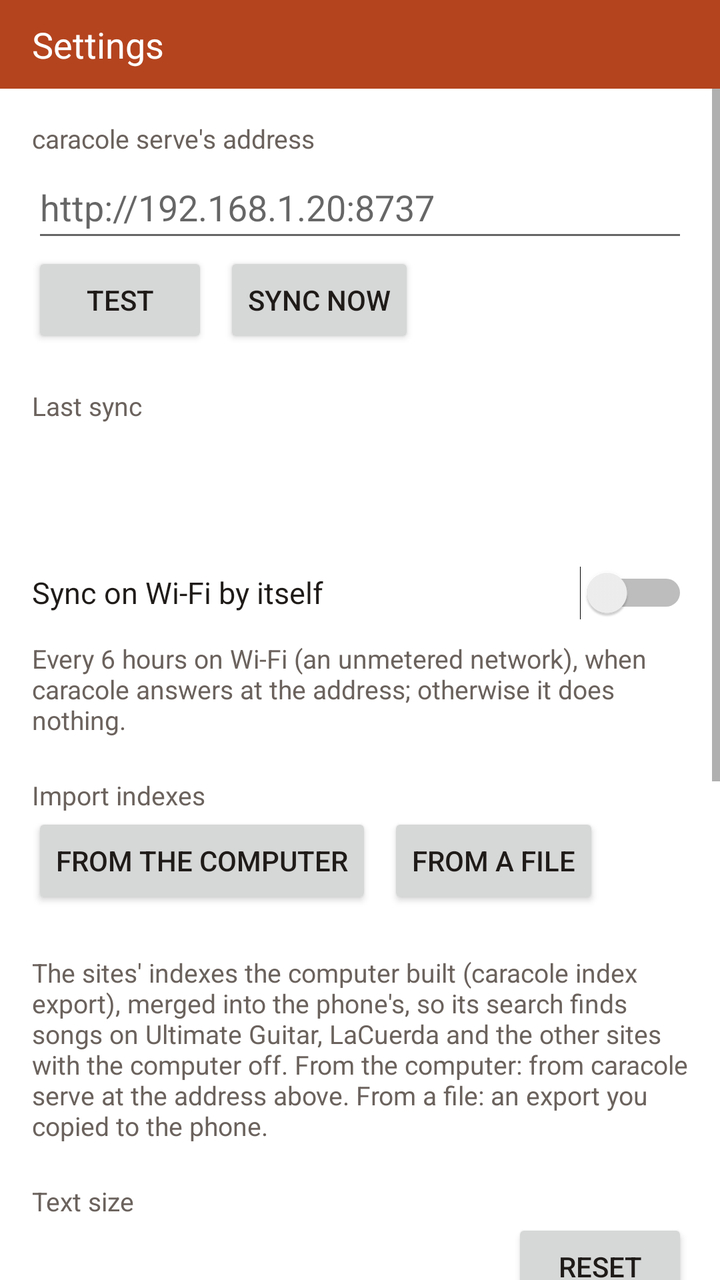
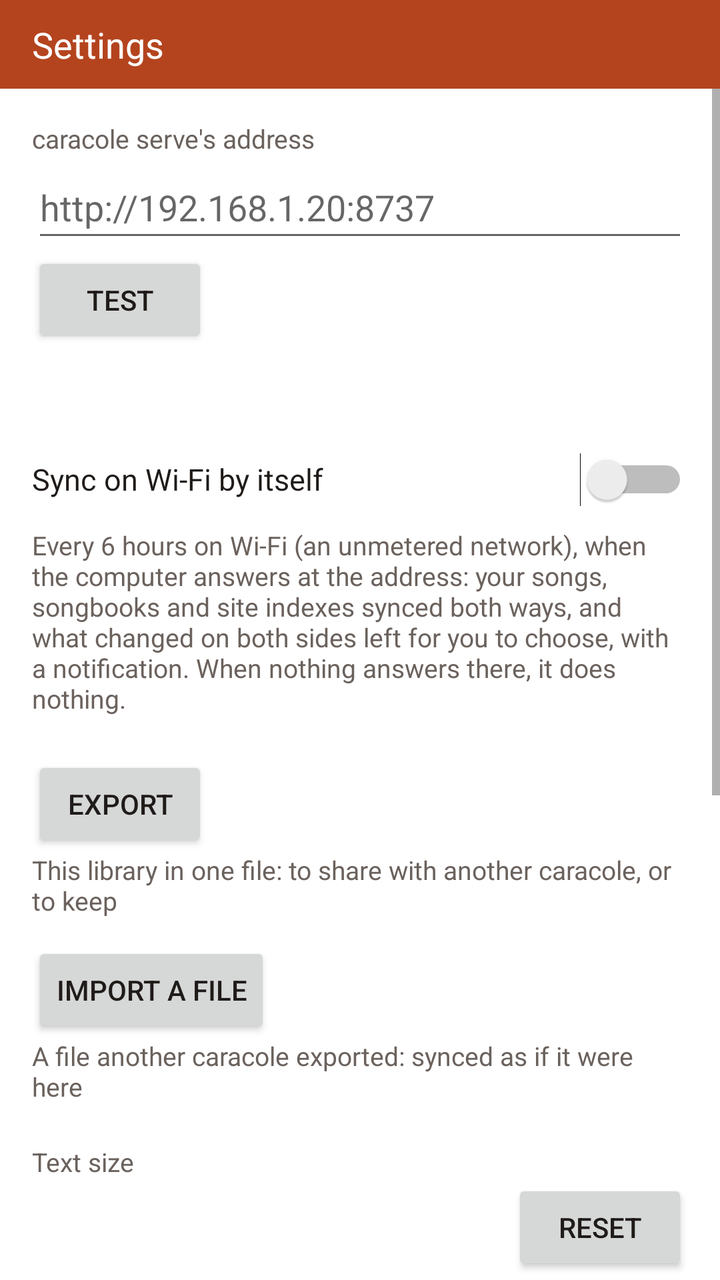

Compare the two renders of this Android layout. The source of the first and the diff that turns it into the second are given below.
<!-- AndroidManifest.xml: application theme Theme.Caracole -->
<!-- res/layout/activity_settings.xml -->
<?xml version="1.0" encoding="utf-8"?>
<LinearLayout xmlns:android="http://schemas.android.com/apk/res/android"
    android:id="@+id/root"
    android:layout_width="match_parent"
    android:layout_height="match_parent"
    android:orientation="vertical">

    <TextView
        android:id="@+id/bar"
        android:layout_width="match_parent"
        android:layout_height="wrap_content"
        android:background="@color/bar"
        android:paddingStart="16dp"
        android:paddingTop="10dp"
        android:paddingEnd="16dp"
        android:paddingBottom="10dp"
        android:text="@string/settings"
        android:textColor="@color/on_bar"
        android:textSize="18sp" />

    <ScrollView
        android:layout_width="match_parent"
        android:layout_height="0dp"
        android:layout_weight="1">

        <LinearLayout
            android:layout_width="match_parent"
            android:layout_height="wrap_content"
            android:orientation="vertical"
            android:padding="16dp">

            <TextView
                android:layout_width="wrap_content"
                android:layout_height="wrap_content"
                android:labelFor="@+id/address"
                android:text="@string/address_label"
                android:textColor="@color/muted"
                android:textSize="13sp" />

            <EditText
                android:id="@+id/address"
                android:layout_width="match_parent"
                android:layout_height="wrap_content"
                android:autofillHints="url"
                android:hint="@string/address_hint"
                android:imeOptions="actionDone"
                android:importantForAutofill="no"
                android:inputType="textUri"
                android:maxLines="1"
                android:minHeight="48dp" />

            <LinearLayout
                android:layout_width="match_parent"
                android:layout_height="wrap_content"
                android:orientation="horizontal">

                <Button
                    android:id="@+id/test"
                    android:layout_width="wrap_content"
                    android:layout_height="wrap_content"
                    android:text="@string/test" />

                <Button
                    android:id="@+id/sync"
                    android:layout_width="wrap_content"
                    android:layout_height="wrap_content"
                    android:layout_marginStart="8dp"
                    android:text="@string/sync_now" />
            </LinearLayout>

            <TextView
                android:id="@+id/test_result"
                android:layout_width="match_parent"
                android:layout_height="wrap_content"
                android:layout_marginTop="4dp"
                android:textColor="@color/text"
                android:textIsSelectable="true"
                android:textSize="14sp"
                android:visibility="gone" />

            <TextView
                android:layout_width="wrap_content"
                android:layout_height="wrap_content"
                android:layout_marginTop="20dp"
                android:text="@string/last_sync"
                android:textColor="@color/muted"
                android:textSize="13sp" />

            <TextView
                android:id="@+id/last_sync"
                android:layout_width="match_parent"
                android:layout_height="wrap_content"
                android:textColor="@color/text"
                android:textIsSelectable="true"
                android:textSize="14sp" />

            <TextView
                android:id="@+id/storage"
                android:layout_width="match_parent"
                android:layout_height="wrap_content"
                android:layout_marginTop="4dp"
                android:textColor="@color/muted"
                android:textSize="13sp" />

            <Switch
                android:id="@+id/wifi"
                android:layout_width="match_parent"
                android:layout_height="wrap_content"
                android:layout_marginTop="20dp"
                android:minHeight="48dp"
                android:text="@string/wifi_sync"
                android:textColor="@color/text"
                android:textSize="15sp" />

            <TextView
                android:layout_width="match_parent"
                android:layout_height="wrap_content"
                android:text="@string/wifi_sync_hint"
                android:textColor="@color/muted"
                android:textSize="13sp" />

            <TextView
                android:layout_width="wrap_content"
                android:layout_height="wrap_content"
                android:layout_marginTop="20dp"
                android:text="@string/import_label"
                android:textColor="@color/muted"
                android:textSize="13sp" />

            
            <LinearLayout
                android:layout_width="match_parent"
                android:layout_height="wrap_content"
                android:orientation="horizontal">

                <Button
                    android:id="@+id/import_computer"
                    android:layout_width="wrap_content"
                    android:layout_height="wrap_content"
                    android:text="@string/import_computer" />

                <Button
                    android:id="@+id/import_file"
                    android:layout_width="wrap_content"
                    android:layout_height="wrap_content"
                    android:layout_marginStart="8dp"
                    android:text="@string/import_file" />
            </LinearLayout>

            <TextView
                android:id="@+id/last_import"
                android:layout_width="match_parent"
                android:layout_height="wrap_content"
                android:layout_marginTop="4dp"
                android:textColor="@color/text"
                android:textIsSelectable="true"
                android:textSize="14sp" />

            <TextView
                android:layout_width="match_parent"
                android:layout_height="wrap_content"
                android:text="@string/import_hint"
                android:textColor="@color/muted"
                android:textSize="13sp" />

            <TextView
                android:layout_width="wrap_content"
                android:layout_height="wrap_content"
                android:layout_marginTop="20dp"
                android:text="@string/text_size_label"
                android:textColor="@color/muted"
                android:textSize="13sp" />

            
            <LinearLayout
                android:layout_width="match_parent"
                android:layout_height="wrap_content"
                android:gravity="center_vertical"
                android:orientation="horizontal">

                <TextView
                    android:id="@+id/text_size"
                    android:layout_width="0dp"
                    android:layout_height="wrap_content"
                    android:layout_weight="1"
                    android:textColor="@color/text"
                    android:textSize="15sp" />

                <Button
                    android:id="@+id/reset_text_size"
                    android:layout_width="wrap_content"
                    android:layout_height="wrap_content"
                    android:contentDescription="@string/reset_text_size"
                    android:text="@string/reset" />
            </LinearLayout>

            <TextView
                android:layout_width="match_parent"
                android:layout_height="wrap_content"
                android:text="@string/text_size_hint"
                android:textColor="@color/muted"
                android:textSize="13sp" />

            
            <TextView
                android:layout_width="wrap_content"
                android:layout_height="wrap_content"
                android:layout_marginTop="20dp"
                android:text="@string/backups_label"
                android:textColor="@color/muted"
                android:textSize="13sp" />

            <Button
                android:id="@+id/backups"
                android:layout_width="wrap_content"
                android:layout_height="wrap_content"
                android:text="@string/backups_open" />

            <TextView
                android:layout_width="match_parent"
                android:layout_height="wrap_content"
                android:text="@string/backups_hint"
                android:textColor="@color/muted"
                android:textSize="13sp" />

            <Button
                android:id="@+id/open_library"
                android:layout_width="wrap_content"
                android:layout_height="wrap_content"
                android:layout_marginTop="20dp"
                android:text="@string/open_library" />

            <TextView
                android:layout_width="match_parent"
                android:layout_height="wrap_content"
                android:layout_marginTop="20dp"
                android:text="@string/offline_note"
                android:textColor="@color/muted"
                android:textSize="13sp" />
        </LinearLayout>
    </ScrollView>
</LinearLayout>
<!-- resources referenced by this layout -->
<resources>
  <color name="bar">#B4441E</color>
  <color name="muted">#6B625D</color>
  <color name="on_bar">#FFFFFF</color>
  <color name="text">#1F1B19</color>
  <string name="address_hint">http://192.168.1.20:8737</string>
  <string name="address_label">caracole serve\'s address</string>
  <string name="backups_hint">Copies of the phone\'s library, to restore it from: not on the phone yet.</string>
  <string name="backups_label">Backups</string>
  <string name="backups_open">Backups…</string>
  <string name="import_computer">From the computer</string>
  <string name="import_file">From a file</string>
  <string name="import_hint">The sites\' indexes the computer built (caracole index export), merged into the phone\'s, so its search finds songs on Ultimate Guitar, LaCuerda and the other sites with the computer off. From the computer: from caracole serve at the address above. From a file: an export you copied to the phone.</string>
  <string name="import_label">Import indexes</string>
  <string name="last_sync">Last sync</string>
  <string name="offline_note">Offline, the app shows the pages caracole writes into your library: the library page, each sheet with its viewer (key, capo, diagrams, harmony), songbooks, and the PDFs and Guitar Pro files, which open in another app. With the computer\'s indexes imported, the library page\'s search finds songs on the sites too. Fetching sheets, Export and choosing versions need caracole serve, in the browser.</string>
  <string name="open_library">Open the library</string>
  <string name="reset">Reset</string>
  <string name="reset_text_size">Reset the text size to 100%</string>
  <string name="settings">Settings</string>
  <string name="sync_now">Sync now</string>
  <string name="test">Test</string>
  <string name="text_size_hint">Pinch a page to change it: fingers apart for larger text, together for smaller, from 50% to 250% of the size Android\'s font size gives the pages. A sheet\'s own Aa sizes its text on top of this.</string>
  <string name="text_size_label">Text size</string>
  <string name="wifi_sync">Sync on Wi-Fi by itself</string>
  <string name="wifi_sync_hint">Every 6 hours on Wi-Fi (an unmetered network), when caracole answers at the address; otherwise it does nothing.</string>
  <style name="Theme.Caracole" parent="android:Theme.Material.Light.NoActionBar">
          <item name="android:colorPrimary">@color/bar</item>
          <item name="android:colorPrimaryDark">@color/bar</item>
          <item name="android:colorAccent">@color/accent</item>
          <item name="android:windowBackground">@color/background</item>
          <item name="android:textColorPrimary">@color/text</item>
      </style>
  <color name="accent">#B4441E</color>
  <color name="background">#FFFFFF</color>
</resources>

<!-- the commit's change to res/layout/activity_settings.xml (unified diff, before → after) -->
@@ -49,24 +49,12 @@
                 android:maxLines="1"
                 android:minHeight="48dp" />
 
-            <LinearLayout
-                android:layout_width="match_parent"
+            
+            <Button
+                android:id="@+id/test"
+                android:layout_width="wrap_content"
                 android:layout_height="wrap_content"
-                android:orientation="horizontal">
-
-                <Button
-                    android:id="@+id/test"
-                    android:layout_width="wrap_content"
-                    android:layout_height="wrap_content"
-                    android:text="@string/test" />
-
-                <Button
-                    android:id="@+id/sync"
-                    android:layout_width="wrap_content"
-                    android:layout_height="wrap_content"
-                    android:layout_marginStart="8dp"
-                    android:text="@string/sync_now" />
-            </LinearLayout>
+                android:text="@string/test" />
 
             <TextView
                 android:id="@+id/test_result"
@@ -77,22 +65,6 @@
                 android:textIsSelectable="true"
                 android:textSize="14sp"
                 android:visibility="gone" />
-
-            <TextView
-                android:layout_width="wrap_content"
-                android:layout_height="wrap_content"
-                android:layout_marginTop="20dp"
-                android:text="@string/last_sync"
-                android:textColor="@color/muted"
-                android:textSize="13sp" />
-
-            <TextView
-                android:id="@+id/last_sync"
-                android:layout_width="match_parent"
-                android:layout_height="wrap_content"
-                android:textColor="@color/text"
-                android:textIsSelectable="true"
-                android:textSize="14sp" />
 
             <TextView
                 android:id="@+id/storage"
@@ -119,47 +91,32 @@
                 android:textColor="@color/muted"
                 android:textSize="13sp" />
 
-            <TextView
+            
+            <Button
+                android:id="@+id/export"
                 android:layout_width="wrap_content"
                 android:layout_height="wrap_content"
                 android:layout_marginTop="20dp"
-                android:text="@string/import_label"
-                android:textColor="@color/muted"
-                android:textSize="13sp" />
-
-            
-            <LinearLayout
-                android:layout_width="match_parent"
-                android:layout_height="wrap_content"
-                android:orientation="horizontal">
-
-                <Button
-                    android:id="@+id/import_computer"
-                    android:layout_width="wrap_content"
-                    android:layout_height="wrap_content"
-                    android:text="@string/import_computer" />
-
-                <Button
-                    android:id="@+id/import_file"
-                    android:layout_width="wrap_content"
-                    android:layout_height="wrap_content"
-                    android:layout_marginStart="8dp"
-                    android:text="@string/import_file" />
-            </LinearLayout>
-
-            <TextView
-                android:id="@+id/last_import"
-                android:layout_width="match_parent"
-                android:layout_height="wrap_content"
-                android:layout_marginTop="4dp"
-                android:textColor="@color/text"
-                android:textIsSelectable="true"
-                android:textSize="14sp" />
+                android:text="@string/export" />
 
             <TextView
                 android:layout_width="match_parent"
                 android:layout_height="wrap_content"
-                android:text="@string/import_hint"
+                android:text="@string/export_hint"
+                android:textColor="@color/muted"
+                android:textSize="13sp" />
+
+            <Button
+                android:id="@+id/import_file"
+                android:layout_width="wrap_content"
+                android:layout_height="wrap_content"
+                android:layout_marginTop="12dp"
+                android:text="@string/import_file_row" />
+
+            <TextView
+                android:layout_width="match_parent"
+                android:layout_height="wrap_content"
+                android:text="@string/import_file_hint"
                 android:textColor="@color/muted"
                 android:textSize="13sp" />
 
<!-- resource entries referenced after the edit -->
@@ -8,23 +8,21 @@
   <string name="address_label">caracole serve\'s address</string>
   <string name="backups_hint">Copies of the phone\'s library, to restore it from: not on the phone yet.</string>
   <string name="backups_label">Backups</string>
-  <string name="backups_open">Backups…</string>
-  <string name="import_computer">From the computer</string>
-  <string name="import_file">From a file</string>
-  <string name="import_hint">The sites\' indexes the computer built (caracole index export), merged into the phone\'s, so its search finds songs on Ultimate Guitar, LaCuerda and the other sites with the computer off. From the computer: from caracole serve at the address above. From a file: an export you copied to the phone.</string>
-  <string name="import_label">Import indexes</string>
-  <string name="last_sync">Last sync</string>
-  <string name="offline_note">Offline, the app shows the pages caracole writes into your library: the library page, each sheet with its viewer (key, capo, diagrams, harmony), songbooks, and the PDFs and Guitar Pro files, which open in another app. With the computer\'s indexes imported, the library page\'s search finds songs on the sites too. Fetching sheets, Export and choosing versions need caracole serve, in the browser.</string>
+  <string name="backups_open">Open the backups</string>
+  <string name="export">Export</string>
+  <string name="export_hint">This library in one file: to share with another caracole, or to keep</string>
+  <string name="import_file_hint">A file another caracole exported: synced as if it were here</string>
+  <string name="import_file_row">Import a file</string>
+  <string name="offline_note">Offline, the app shows the pages caracole writes into your library: the library page, each sheet with its viewer (key, capo, diagrams, harmony), songbooks, and the PDFs and Guitar Pro files, which open in another app. With the computer\'s site indexes, which a sync brings, the library page\'s search finds songs on the sites too. Fetching sheets, Export and choosing versions need caracole serve, in the browser.</string>
   <string name="open_library">Open the library</string>
   <string name="reset">Reset</string>
   <string name="reset_text_size">Reset the text size to 100%</string>
   <string name="settings">Settings</string>
-  <string name="sync_now">Sync now</string>
   <string name="test">Test</string>
   <string name="text_size_hint">Pinch a page to change it: fingers apart for larger text, together for smaller, from 50% to 250% of the size Android\'s font size gives the pages. A sheet\'s own Aa sizes its text on top of this.</string>
   <string name="text_size_label">Text size</string>
   <string name="wifi_sync">Sync on Wi-Fi by itself</string>
-  <string name="wifi_sync_hint">Every 6 hours on Wi-Fi (an unmetered network), when caracole answers at the address; otherwise it does nothing.</string>
+  <string name="wifi_sync_hint">Every 6 hours on Wi-Fi (an unmetered network), when the computer answers at the address: your songs, songbooks and site indexes synced both ways, and what changed on both sides left for you to choose, with a notification. When nothing answers there, it does nothing.</string>
   <style name="Theme.Caracole" parent="android:Theme.Material.Light.NoActionBar">
           <item name="android:colorPrimary">@color/bar</item>
           <item name="android:colorPrimaryDark">@color/bar</item>
